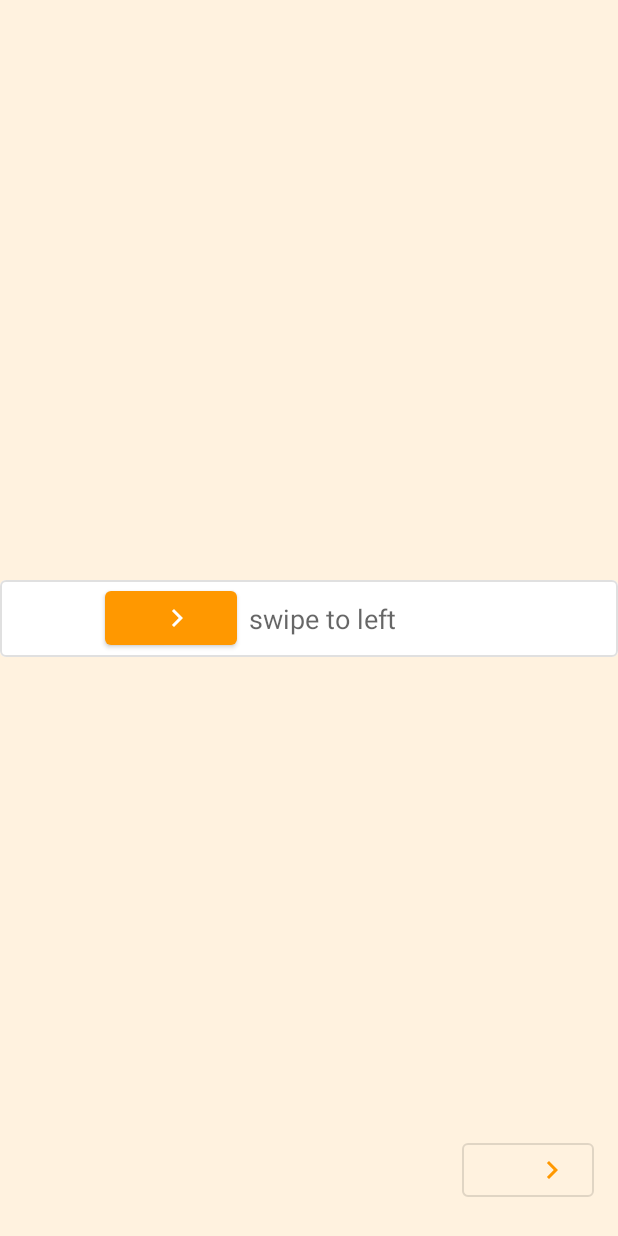
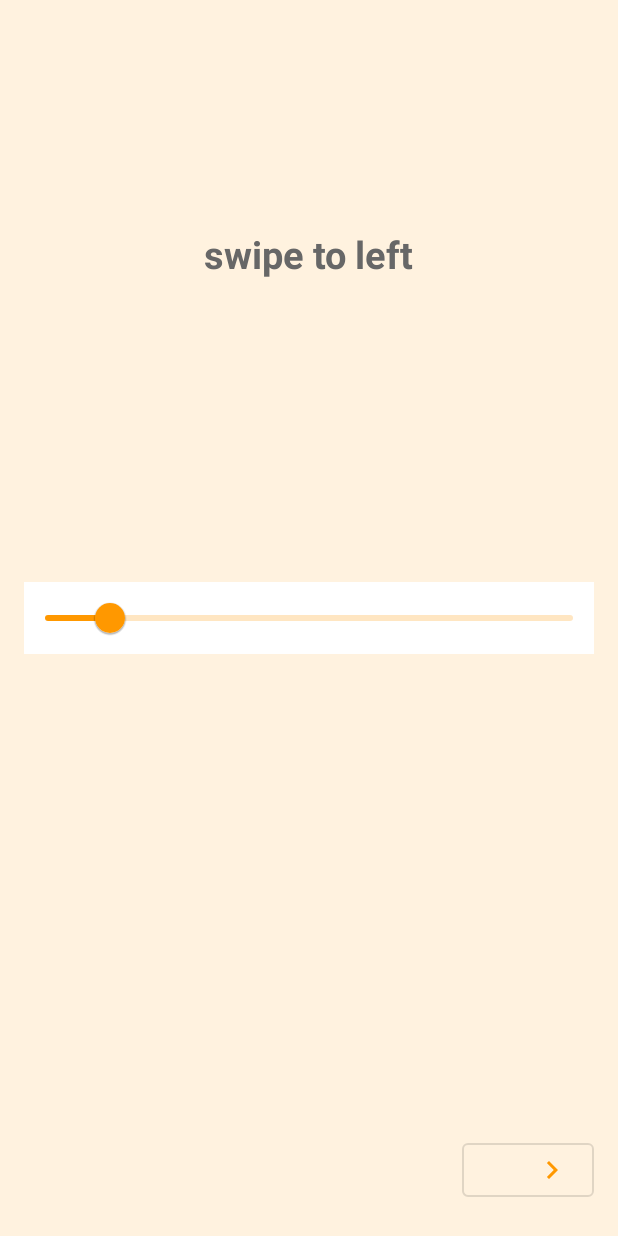
Before and after one commit to ThanaCS/Kotlin-Puzzle-Game, an Android app: the layout fragment_level_three.xml on its own in the app's theme, with its tools: preview values and no code run, on a phone screen of 412 x 824 dp. Run offline under Robolectric (Android 15) with nearby library versions, the phone set to English and light mode, and no system bars.

Commit message:
Add Level 3 slider game

```diff
--- a/app/src/main/res/layout/fragment_level_three.xml
+++ b/app/src/main/res/layout/fragment_level_three.xml
@@ -2,39 +2,26 @@
 <androidx.constraintlayout.widget.ConstraintLayout xmlns:android="http://schemas.android.com/apk/res/android"
     xmlns:app="http://schemas.android.com/apk/res-auto"
     xmlns:tools="http://schemas.android.com/tools"
+    android:id="@+id/area"
     android:layout_width="match_parent"
     android:layout_height="match_parent"
-    android:id="@+id/area"
     android:background="@color/light_background">
 
-    <com.google.android.material.button.MaterialButton
-        android:id="@+id/swipe"
-        android:layout_width="wrap_content"
-        android:layout_height="wrap_content"
-        android:layout_marginStart="70dp"
-        android:layout_marginTop="8dp"
-        android:layout_marginBottom="8dp"
-        android:pointerIcon="arrow"
-        app:icon="@drawable/ic_next"
-        app:iconGravity="textEnd"
+    <com.google.android.material.slider.Slider
+        android:id="@+id/slider"
+        android:layout_width="match_parent"
+        android:layout_height="80dp"
+        android:layout_marginStart="16dp"
+        android:layout_marginEnd="16dp"
+        android:background="@color/white"
+        android:valueFrom="0.0"
+        android:valueTo="100.0"
+        android:value="12.0"
+        app:labelBehavior="gone"
         app:layout_constraintBottom_toBottomOf="parent"
+        app:layout_constraintEnd_toEndOf="parent"
         app:layout_constraintStart_toStartOf="parent"
         app:layout_constraintTop_toTopOf="parent" />
-
-    <com.google.android.material.button.MaterialButton
-        android:id="@+id/certificate_border"
-        style="@style/Widget.MaterialComponents.Button.OutlinedButton"
-        android:layout_width="0dp"
-        android:layout_height="wrap_content"
-        android:backgroundTint="@color/white"
-        android:clickable="false"
-        android:padding="16dp"
-        app:layout_constraintBottom_toBottomOf="parent"
-        app:layout_constraintEnd_toEndOf="parent"
-        app:layout_constraintHorizontal_bias="1.0"
-        app:layout_constraintStart_toStartOf="parent"
-        app:layout_constraintTop_toTopOf="parent" />
-
 
     <ImageView
         android:id="@+id/right"
@@ -57,21 +44,18 @@
         app:layout_constraintBottom_toBottomOf="parent"
         app:layout_constraintEnd_toEndOf="parent" />
 
-    <com.google.android.material.textview.MaterialTextView
-        android:id="@+id/certificate_name"
-        android:layout_width="0dp"
+    <TextView
+        android:id="@+id/swipe_text"
+        android:layout_width="wrap_content"
         android:layout_height="wrap_content"
-        android:layout_marginStart="8dp"
-        android:ellipsize="end"
-        android:maxLines="1"
-        android:singleLine="true"
+        android:layout_marginTop="152dp"
         android:text="swipe to left"
-        android:textAlignment="viewStart"
-        android:textAppearance="?android:attr/textAppearanceMedium"
-        app:layout_constraintBottom_toBottomOf="@+id/certificate_border"
-        app:layout_constraintEnd_toStartOf="@+id/next"
-        app:layout_constraintStart_toEndOf="@+id/swipe"
-        app:layout_constraintTop_toTopOf="@+id/certificate_border" />
+        android:textColor="@color/gray"
+        android:textSize="25sp"
+        android:textStyle="bold"
+        app:layout_constraintEnd_toEndOf="parent"
+        app:layout_constraintStart_toStartOf="parent"
+        app:layout_constraintTop_toTopOf="parent" />
 
     <ImageView
         android:id="@+id/wrong"
@@ -81,22 +65,5 @@
         android:visibility="invisible"
         app:tint="@color/red" />
 
-    <ImageView
-        android:id="@+id/right_area"
-        android:layout_width="100dp"
-        android:layout_height="match_parent"
-        android:layout_marginEnd="30dp"
-        app:layout_constraintBottom_toBottomOf="parent"
-        app:layout_constraintEnd_toStartOf="@+id/swipe"
-        app:layout_constraintTop_toTopOf="parent" />
-
-
-    <ImageView
-        android:id="@+id/wrong_area"
-        android:layout_width="80dp"
-        android:layout_height="match_parent"
-        app:layout_constraintBottom_toBottomOf="parent"
-        app:layout_constraintEnd_toEndOf="parent"
-        app:layout_constraintTop_toTopOf="parent" />
 
 </androidx.constraintlayout.widget.ConstraintLayout>
--- a/app/src/main/res/navigation/nav_graph.xml
+++ b/app/src/main/res/navigation/nav_graph.xml
@@ -3,7 +3,7 @@
     xmlns:app="http://schemas.android.com/apk/res-auto"
     xmlns:tools="http://schemas.android.com/tools"
     android:id="@+id/nav_graph"
-    app:startDestination="@id/levelOneFragment">
+    app:startDestination="@id/levelThreeFragment">
 
     <fragment
         android:id="@+id/homeFragment"
```
Also changed, not shown: app/src/main/java/com/thana/simplegame/ui/LevelThreeFragment.kt (+10 -81 lines).
